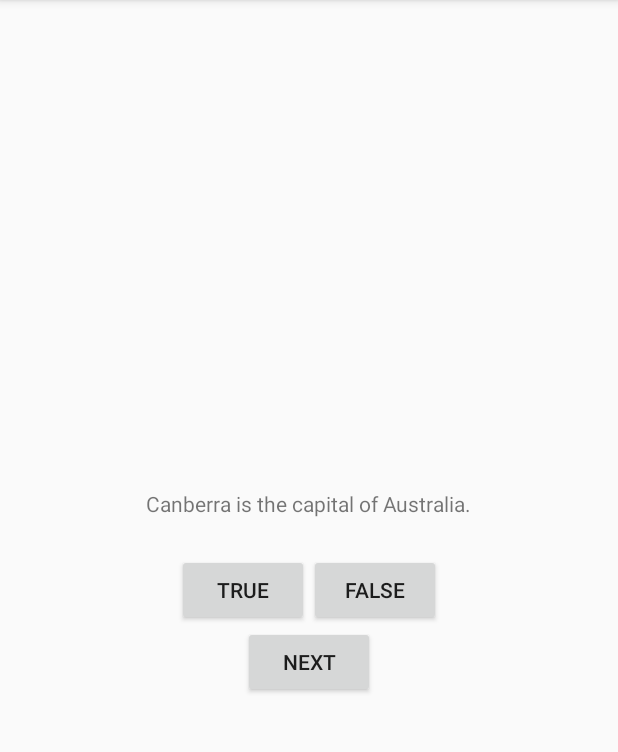
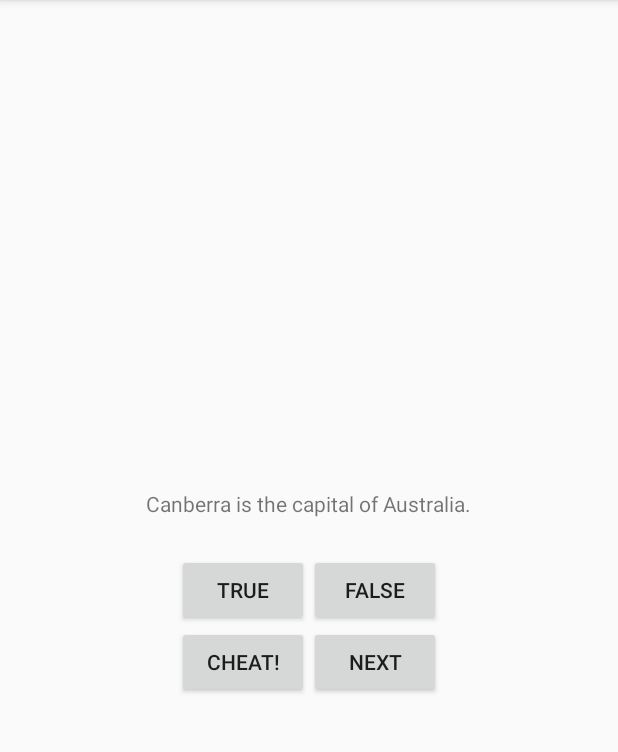
Before and after one commit to nsnover/GeoQuiz, an Android app: the screen it shows after launch (QuizActivity), on a phone screen of 412 x 824 dp, the part 84-836 px from its top. Run offline under Robolectric (Android 15) with nearby library versions, the phone set to English and light mode, and no system bars.

Commit message:
Multiple updates via the book

```diff
--- a/app/build.gradle
+++ b/app/build.gradle
@@ -20,6 +20,7 @@ android {
 }
 
 dependencies {
+    implementation 'com.android.support.constraint:constraint-layout:1.1.3'
     compile fileTree(dir: 'libs', include: ['*.jar'])
     testCompile 'junit:junit:4.12'
     compile 'com.android.support:appcompat-v7:24.2.0'
--- a/app/src/main/java/com/example/student/geoquiz/QuizActivity.java
+++ b/app/src/main/java/com/example/student/geoquiz/QuizActivity.java
@@ -1,5 +1,7 @@
 package com.example.student.geoquiz;
 
+import android.app.Activity;
+import android.content.Intent;
 import android.support.v7.app.AppCompatActivity;
 import android.os.Bundle;
 import android.util.Log;
@@ -12,6 +14,7 @@ public class QuizActivity extends AppCompatActivity {
 
     private static final String MYTAG = "quizactivity";
     private static final String KEY_INDEX = "index";
+    private static final int REQUEST_CODE_CHEAT= 0;
     private static final String SCORE_INDEX= "score";
     private static final String TRUE_STATE= "truestate";
     private static final String FALSE_STATE= "falsestate";
@@ -20,6 +23,7 @@ public class QuizActivity extends AppCompatActivity {
     private Button mFalseButton;
     private Button mNextButton;
     private Button mPreviousButton;
+    private Button mCheatButton;
     private TextView mQuestionTextView;
     private Question[] mQuestionBank=new Question[] {
             new Question(R.string.question_australia, true),
@@ -46,6 +50,7 @@ public class QuizActivity extends AppCompatActivity {
      /*   saveInstanceState.putBoolean (TRUE_STATE, mTrueButton.isEnabled());
         saveInstanceState.putBoolean (FALSE_STATE, mFalseButton.isEnabled()); */
     }
+
 
     private void togglebutton() {
         if (mTrueButton.isEnabled()==true)
@@ -109,6 +114,17 @@ public class QuizActivity extends AppCompatActivity {
         mQuestionTextView = (TextView) findViewById(R.id.question_text_view);
         updateQuestion();
 
+        mCheatButton = (Button)findViewById(R.id.cheat_button);
+        mCheatButton.setOnClickListener(new View.OnClickListener() {
+            @Override
+            public void onClick(View v) {
+                // Start CheatActivity
+                boolean answerIsTrue=mQuestionBank[mCurrentIndex].isAnswerTrue();
+                Intent intent = CheatActivity.newIntent(QuizActivity.this,answerIsTrue);
+                startActivityForResult(intent, REQUEST_CODE_CHEAT );
+            }
+        });
+
 
         mTrueButton = (Button) findViewById(R.id.true_button);
         mTrueButton.setOnClickListener(new View.OnClickListener() {
@@ -161,6 +177,16 @@ public class QuizActivity extends AppCompatActivity {
 
         updateQuestion();
     }
+
+    @Override
+    protected void onActivityResult(int requestCode, int resultCode, Intent data) {
+        if (requestCode==REQUEST_CODE_CHEAT) {
+            if(resultCode== Activity.RESULT_OK)
+//                Toast.makeText(this,"You cheated",Toast.LENGTH_LONG).show();
+            Toast.makeText(this,""+data.getBooleanExtra("EXTRA_ANSWER_SHOWN",false),Toast.LENGTH_LONG).show();
+        }
+    }
+
     private void updateQuestion() {
         int question = mQuestionBank[mCurrentIndex].getTextResId();
         mQuestionTextView.setText(question);
--- a/app/src/main/res/layout-land/activity_quiz.xml
+++ b/app/src/main/res/layout-land/activity_quiz.xml
@@ -37,6 +37,13 @@
         android:layout_height="wrap_content"
         android:layout_gravity="bottom|center">
 
+        <Button
+            android:id="@+id/cheat_button"
+            android:layout_width="wrap_content"
+            android:layout_height="wrap_content"
+            android:layout_gravity="bottom|center_horizontal"
+            android:text="@string/cheat_button"/>
+
 
         <Button
             android:id="@+id/previous_button"
--- a/app/src/main/res/layout/activity_quiz.xml
+++ b/app/src/main/res/layout/activity_quiz.xml
@@ -36,6 +36,12 @@
       android:layout_width="wrap_content"
       android:layout_height="wrap_content">
 
+      <Button
+          android:id="@+id/cheat_button"
+          android:layout_width="wrap_content"
+          android:layout_height="wrap_content"
+          android:text="@string/cheat_button"/>
+
 
       <Button
           android:id="@+id/previous_button"
--- a/app/src/main/res/values/strings.xml
+++ b/app/src/main/res/values/strings.xml
@@ -17,6 +17,11 @@
     <string name="correct_toast">Correct!</string>
     <string name="incorrect_toast">Incorrect!</string>
 
+    <string name="warning_text">Are you sure you want to do this?</string>
+    <string name="show_answer_button">Show Answer</string>
+    <string name="cheat_button">Cheat!</string>
+    <string name="judgement_toast">Cheating is wrong.</string>
+
     <string name="next_button">Next</string>
     <string name="previous_button">Previous</string>
 </resources>
--- a/build.gradle
+++ b/build.gradle
@@ -16,6 +16,7 @@ buildscript {
 allprojects {
     repositories {
         jcenter()
+        google()
     }
 }
 
```
Also changed, not shown: app/src/main/AndroidManifest.xml (+7 -3 lines), app/src/main/java/com/example/student/geoquiz/CheatActivity.java (added, +60 -0 lines), app/src/main/res/layout/activity_cheat.xml (added, +30 -0 lines).
